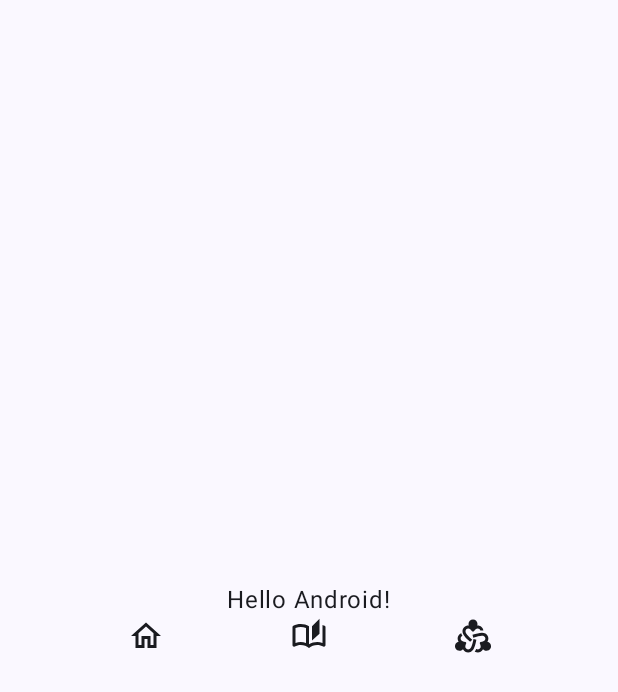
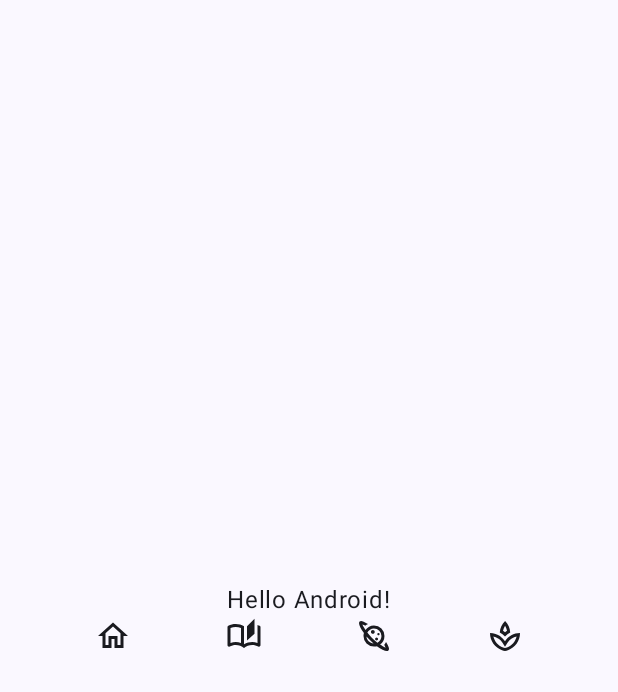
Before and after one commit to snmozg/Rani, an Android app built with Jetpack Compose: the screen it shows after launch (MainActivity), on a phone screen of 412 x 824 dp. Shown: the top 692 px of the screen. Run offline under Robolectric (Android 15) with nearby library versions, the phone set to English and light mode, and no system bars.

Commit message:
planet icon.

```diff
--- a/app/src/main/java/com/sozge/rani/MainActivity.kt
+++ b/app/src/main/java/com/sozge/rani/MainActivity.kt
@@ -11,9 +11,11 @@
 import androidx.compose.foundation.layout.fillMaxWidth
 import androidx.compose.foundation.layout.padding
 import androidx.compose.material.icons.Icons
+import androidx.compose.material.icons.outlined.Attractions
 import androidx.compose.material.icons.outlined.AutoStories
 import androidx.compose.material.icons.outlined.Diversity2
 import androidx.compose.material.icons.outlined.Home
+import androidx.compose.material.icons.outlined.Spa
 import androidx.compose.material3.Icon
 import androidx.compose.material3.IconButton
 import androidx.compose.material3.Scaffold
@@ -68,9 +70,14 @@
                 contentDescription = ""
             )
             Icon(
-                imageVector = Icons.Outlined.Diversity2,
+                painter = painterResource(id = R.drawable.planet),
                 contentDescription = ""
             )
+            Icon(
+                imageVector = Icons.Outlined.Spa,
+                contentDescription = ""
+            )
+
         }
     }
 }
--- /dev/null
+++ b/app/src/main/res/drawable/planet.xml
@@ -0,0 +1,9 @@
+<vector xmlns:android="http://schemas.android.com/apk/res/android"
+    android:width="24dp"
+    android:height="24dp"
+    android:viewportWidth="960"
+    android:viewportHeight="960">
+  <path
+      android:pathData="M449,421q21,0 35.5,-14.5T499,371q0,-21 -14.5,-35.5T449,321q-21,0 -35.5,14.5T399,371q0,21 14.5,35.5T449,421ZM822,880q-42,0 -113,-35t-152,-95q-19,5 -38.5,7.5T479,760q-117,0 -198,-81t-81,-198q0,-20 3,-40t8,-39q-59,-81 -94.5,-151.5T81,138q0,-27 15,-42.5t41,-15.5q26,0 67.5,18T319,159q-21,11 -39,23t-35,26q-19,-11 -37,-19t-38,-17q18,38 38.5,74t43.5,71q38,-54 97,-85t130,-31q117,0 198.5,81.5T759,481q0,71 -31.5,130T642,708q35,23 71.5,44t74.5,38q-8,-19 -16.5,-37T752,716q15,-17 27,-36t22,-39q46,78 62.5,116.5T880,822q0,29 -16,43.5T822,880ZM549,601q17,0 28.5,-11.5T589,561q0,-17 -11.5,-28.5T549,521q-17,0 -28.5,11.5T509,561q0,17 11.5,28.5T549,601ZM599,461q13,0 21.5,-8.5T629,431q0,-13 -8.5,-21.5T599,401q-13,0 -21.5,8.5T569,431q0,13 8.5,21.5T599,461ZM468,679q-51,-44 -98,-91t-90,-98q2,38 17,71.5t41,59.5q26,26 59,41t71,17ZM571,658q48,-25 78,-72.5T679,480q0,-83 -58.5,-141T479,281q-58,0 -105,30t-72,78q57,76 125,144t144,125ZM374,585ZM491,469Z"
+      android:fillColor="#e8eaed"/>
+</vector>
```
